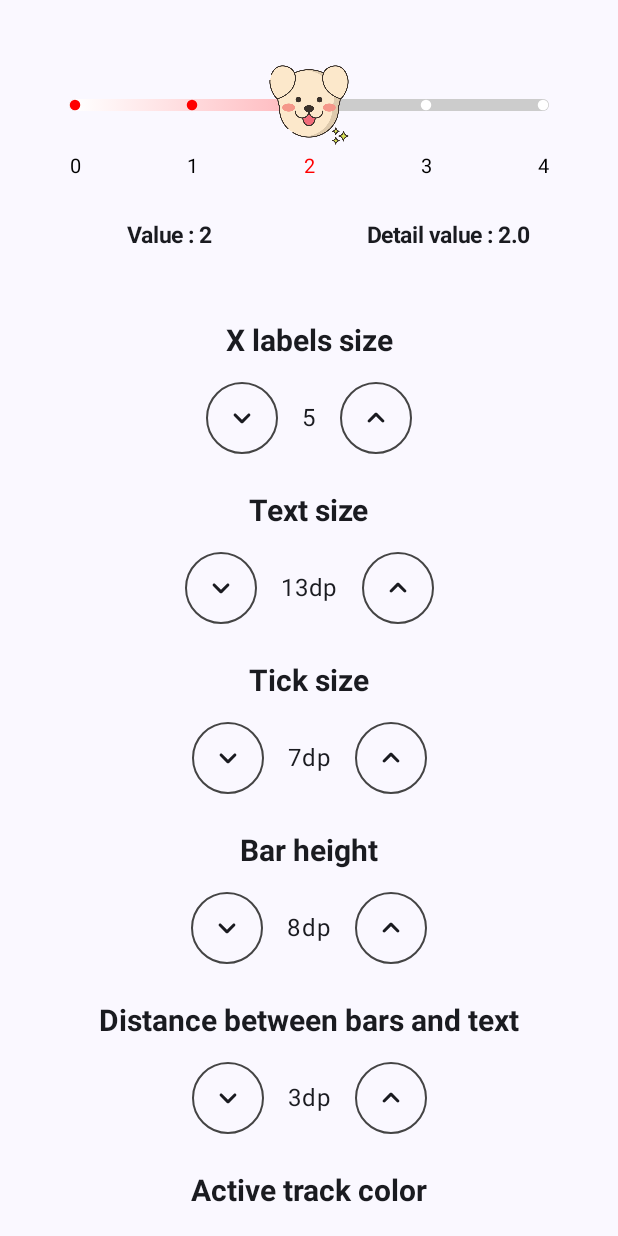
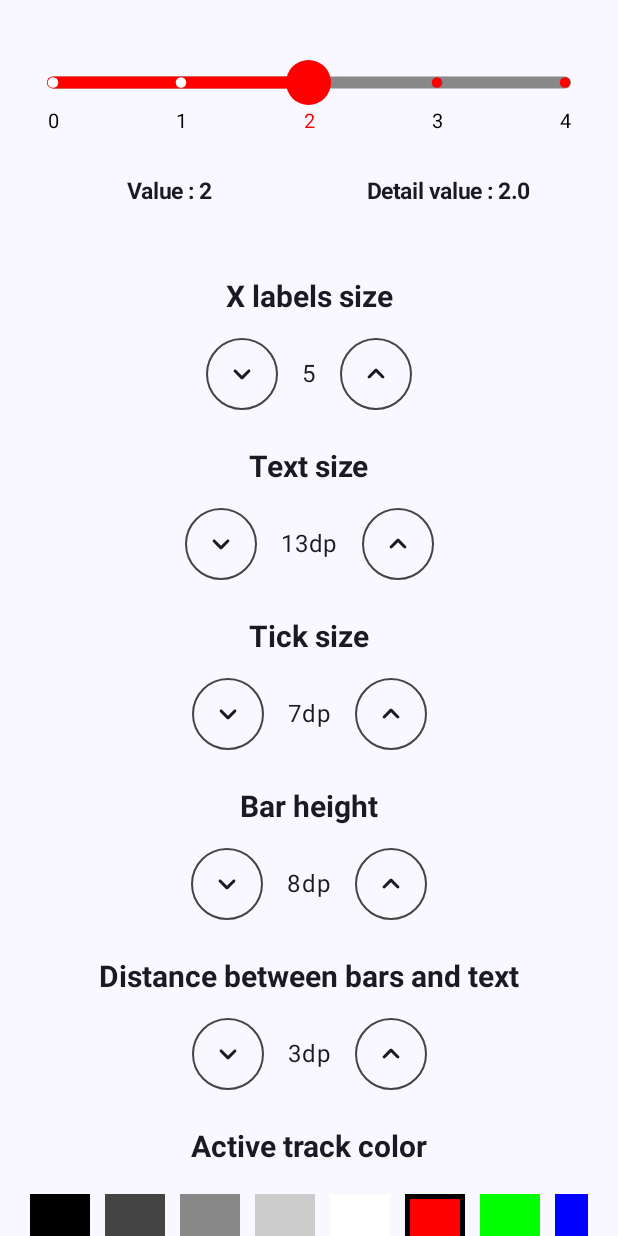
Before and after one commit to jongmin1217/ComposeStepSlider, an Android app built with Jetpack Compose: the screen it shows after launch (MainActivity), on a phone screen of 412 x 824 dp. Run offline under Robolectric (Android 15) with nearby library versions, the phone set to English and light mode, and no system bars.

Commit message:
sample gif upload

```diff
--- a/app/src/main/java/com/bellminp/composestepslider/MainActivity.kt
+++ b/app/src/main/java/com/bellminp/composestepslider/MainActivity.kt
@@ -7,7 +7,6 @@ import androidx.activity.compose.setContent
 import androidx.activity.enableEdgeToEdge
 import androidx.annotation.StringRes
 import androidx.compose.foundation.Canvas
-import androidx.compose.foundation.Image
 import androidx.compose.foundation.background
 import androidx.compose.foundation.border
 import androidx.compose.foundation.clickable
@@ -51,7 +50,6 @@ import androidx.compose.ui.Modifier
 import androidx.compose.ui.graphics.Brush
 import androidx.compose.ui.graphics.Color
 import androidx.compose.ui.platform.LocalDensity
-import androidx.compose.ui.res.painterResource
 import androidx.compose.ui.res.stringResource
 import androidx.compose.ui.text.TextStyle
 import androidx.compose.ui.text.font.FontWeight
@@ -96,11 +94,11 @@ fun SampleScreen(modifier: Modifier = Modifier) {
         var barHeight by remember { mutableStateOf(8.dp) }
         var textTopMargin by remember { mutableStateOf(3.dp) }
         var activeTrackColor by remember { mutableStateOf(Color.Red) }
-        var inactiveTrackColor by remember { mutableStateOf(Color.LightGray) }
+        var inactiveTrackColor by remember { mutableStateOf(Color.Gray) }
         var activeTextColor by remember { mutableStateOf(Color.Red) }
         var inactiveTextColor by remember { mutableStateOf(Color.Black) }
-        var activeTickColor by remember { mutableStateOf(Color.Red) }
-        var inactiveTickColor by remember { mutableStateOf(Color.White) }
+        var activeTickColor by remember { mutableStateOf(Color.White) }
+        var inactiveTickColor by remember { mutableStateOf(Color.Red) }
         var disabledActiveTrackColor by remember { mutableStateOf(Color.Gray) }
         var disabledInactiveTrackColor by remember { mutableStateOf(Color.LightGray) }
         var disabledActiveTextColor by remember { mutableStateOf(Color.Gray) }
@@ -157,15 +155,7 @@ fun SampleScreen(modifier: Modifier = Modifier) {
                 .padding(top = 40.dp),
             xLabels = xLabels,
             color = StepSliderColor(
-                activeTrackColor = ColorOrBrush.GradientBrush(
-                    Brush.horizontalGradient(
-                        listOf(
-                            Color.White,
-                            Color(0xffFFB5BA),
-                            Color(0xffFF0015)
-                        )
-                    )
-                ),
+                activeTrackColor = ColorOrBrush.SingleColor(activeTrackColor),
                 inactiveTrackColor = ColorOrBrush.SingleColor(inactiveTrackColor),
                 activeTickColor = ColorOrBrush.SingleColor(activeTickColor),
                 inactiveTickColor = ColorOrBrush.SingleColor(inactiveTickColor),
@@ -327,11 +317,13 @@ fun SampleScreen(modifier: Modifier = Modifier) {
 
 @Composable
 fun Marker(color: Color) {
-    Image(
-        painter = painterResource(id = R.drawable.img_icon_dog),
-        contentDescription = "",
-        modifier = Modifier.size(60.dp)
-    )
+    Canvas(modifier = Modifier.size(30.dp), onDraw = {
+        val size = 30.dp.toPx()
+        drawCircle(
+            color = color,
+            radius = size / 2f
+        )
+    })
 }
 
 @Composable
```
